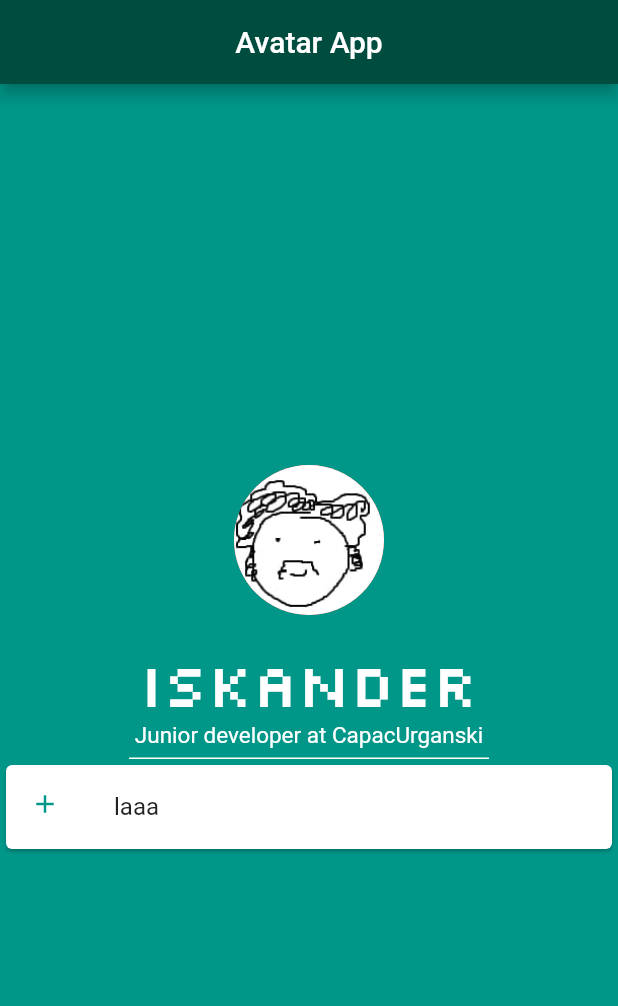
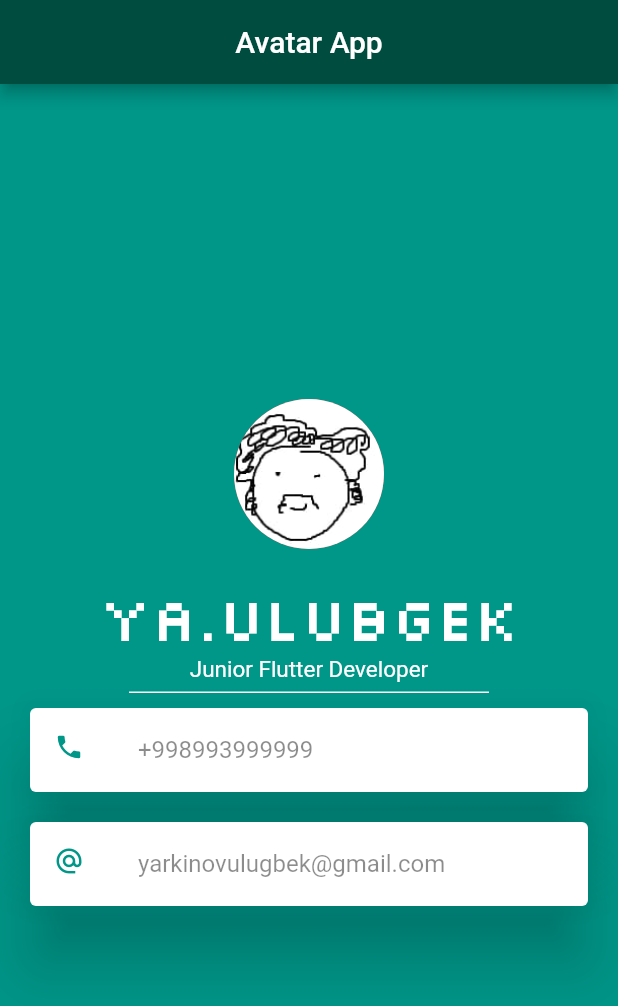
Before and after one commit to UlugbekYarkinov/my_card, a Flutter app: the screen it shows after launch, on a phone screen of 412 x 824 dp. Shown: the top 1006 px of the screen. Run offline on Flutter 3.47's test engine with Material 2 defaults, Android fonts, the phone set to English and light mode, and no system bars.

Commit message:
Cards added

```diff
--- /dev/null
+++ b/lib/components/card.dart
@@ -0,0 +1,33 @@
+import 'package:flutter/material.dart';
+
+class PersonalCard extends StatelessWidget {
+  const PersonalCard({
+    Key? key,
+    required this.label,
+    required this.icon,
+  }) : super(key: key);
+
+  final IconData icon;
+  final String label;
+
+  @override
+  Widget build(BuildContext context) {
+    return Card(
+      elevation: 20.0,
+      margin: const EdgeInsets.symmetric(vertical: 10.0, horizontal: 20.0),
+      child: ListTile(
+        leading: Icon(
+          icon,
+          size: 20.0,
+          color: Colors.teal,
+        ),
+        title: Text(
+          label,
+          style: const TextStyle(
+            color: Colors.black45,
+          ),
+        ),
+      ),
+    );
+  }
+}
--- a/lib/main.dart
+++ b/lib/main.dart
@@ -1,4 +1,5 @@
 import 'package:flutter/material.dart';
+import 'components/card.dart';
 
 void main() {
   runApp(const Avatar());
@@ -10,6 +11,7 @@ class Avatar extends StatelessWidget {
   @override
   Widget build(BuildContext context) {
     return MaterialApp(
+      debugShowCheckedModeBanner: false,
       home: Scaffold(
         appBar: AppBar(
           backgroundColor: Colors.teal.shade900,
@@ -31,7 +33,7 @@ class Avatar extends StatelessWidget {
                 height: 20.0,
               ),
               const Text(
-                'Iskander',
+                'Ya.Ulubgek',
                 style: TextStyle(
                   fontSize: 40.0,
                   color: Colors.white,
@@ -39,7 +41,7 @@ class Avatar extends StatelessWidget {
                 ),
               ),
               const Text(
-                'Junior developer at CapacUrganski',
+                'Junior Flutter Developer',
                 style: TextStyle(
                   fontSize: 15.0,
                   color: Colors.white,
@@ -53,15 +55,13 @@ class Avatar extends StatelessWidget {
                   width: 240.0,
                 ),
               ),
-              const Card(
-                child: ListTile(
-                  leading: Icon(
-                    Icons.add,
-                    size: 20.0,
-                    color: Colors.teal,
-                  ),
-                  title: Text('laaa'),
-                ),
+              const PersonalCard(
+                icon: Icons.phone,
+                label: '+998993999999',
+              ),
+              const PersonalCard(
+                icon: Icons.alternate_email_outlined,
+                label: 'yarkinovulugbek@gmail.com',
               ),
             ],
           ),
```
Also changed, not shown: pubspec.lock.
